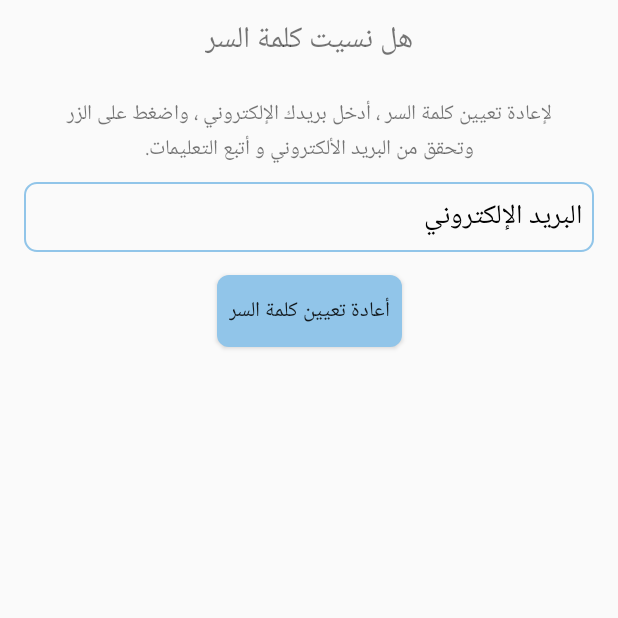
After one commit to abdalla167/efhamha, an Android app: the ForgetPasswordActivity screen opened directly, with no data from a screen before it, on a phone screen of 412 x 824 dp, the top half of it. The commit adds this screen. Run offline under Robolectric (Android 15) with nearby library versions, the phone set to English and light mode, and no system bars; our stand-ins replace ButterKnife, Firebase (no records; nobody signed in at launch, a user with empty details on screens opened directly).

Commit message:
Add Reset Password

```diff
--- a/app/src/main/AndroidManifest.xml
+++ b/app/src/main/AndroidManifest.xml
@@ -12,7 +12,8 @@
         android:roundIcon="@mipmap/ic_launcher_foreground"
         android:supportsRtl="true"
         android:theme="@style/AppTheme">
-        <activity android:name=".SignUp.EmailAndPasswordActivity"></activity>
+        <activity android:name=".SignUp.ForgetPasswordActivity"></activity>
+        <activity android:name=".SignUp.EmailAndPasswordActivity" />
         <activity android:name=".SignIn.SignInActivity" />
         <activity
             android:name=".ArticleActivity"
--- a/app/src/main/java/atmosphere/sh/efhamha/aesh/ha/SignUp/EmailAndPasswordActivity.java
+++ b/app/src/main/java/atmosphere/sh/efhamha/aesh/ha/SignUp/EmailAndPasswordActivity.java
@@ -1,5 +1,6 @@
 package atmosphere.sh.efhamha.aesh.ha.SignUp;
 
+import android.content.Intent;
 import android.os.Bundle;
 import android.support.annotation.NonNull;
 import android.support.v7.app.AppCompatActivity;
@@ -18,6 +19,7 @@ import com.google.firebase.auth.FirebaseUser;
 
 import atmosphere.sh.efhamha.aesh.ha.InputValidator;
 import atmosphere.sh.efhamha.aesh.ha.R;
+import atmosphere.sh.efhamha.aesh.ha.SignIn.SignInActivity;
 import butterknife.BindView;
 import butterknife.ButterKnife;
 import butterknife.OnClick;
@@ -69,6 +71,8 @@ public class EmailAndPasswordActivity extends AppCompatActivity {
                             Log.d(TAG, "createUserWithEmail:success");
                             FirebaseUser user = mAuth.getCurrentUser();
                             Toast.makeText(EmailAndPasswordActivity.this, "Registered Successfully", Toast.LENGTH_SHORT).show();
+                            //startActivity(new Intent(getApplicationContext(), SignInActivity.class));
+                            //finish();
                         } else {
                             // If sign in fails, display a message to the user.
                             Log.w(TAG, "createUserWithEmail:failure", task.getException());
--- /dev/null
+++ b/app/src/main/java/atmosphere/sh/efhamha/aesh/ha/SignUp/ForgetPasswordActivity.java
@@ -0,0 +1,76 @@
+package atmosphere.sh.efhamha.aesh.ha.SignUp;
+
+import android.content.Intent;
+import android.os.Bundle;
+import android.support.annotation.NonNull;
+import android.support.v7.app.AppCompatActivity;
+import android.view.View;
+import android.widget.Button;
+import android.widget.EditText;
+import android.widget.Toast;
+
+import com.google.android.gms.tasks.OnCompleteListener;
+import com.google.android.gms.tasks.Task;
+import com.google.firebase.auth.FirebaseAuth;
+
+import atmosphere.sh.efhamha.aesh.ha.InputValidator;
+import atmosphere.sh.efhamha.aesh.ha.R;
+import atmosphere.sh.efhamha.aesh.ha.SignIn.SignInActivity;
+import butterknife.BindView;
+import butterknife.ButterKnife;
+import butterknife.OnClick;
+
+public class ForgetPasswordActivity extends AppCompatActivity {
+
+    @BindView(R.id.reset_email_editText)
+    EditText resetEmailEditText;
+    @BindView(R.id.btn_reset_password)
+    Button btnResetPassword;
+
+    private String email;
+
+    //Firebase
+    private FirebaseAuth mAuth;
+    @Override
+    protected void onCreate(Bundle savedInstanceState) {
+        super.onCreate(savedInstanceState);
+        setContentView(R.layout.activity_forget_password);
+        ButterKnife.bind(this);
+        mAuth = FirebaseAuth.getInstance();
+
+    }
+
+    @OnClick(R.id.btn_reset_password)
+    public void onViewClicked(View view) {
+        switch (view.getId()) {
+            case R.id.btn_reset_password:
+                Toast.makeText(this, "Clicked", Toast.LENGTH_SHORT).show();
+                if (getInputData())
+                    resetPassowrd(email);
+                break;
+        }
+    }
+
+    private void resetPassowrd(String email) {
+        mAuth.sendPasswordResetEmail(email).addOnCompleteListener(new OnCompleteListener<Void>() {
+            @Override
+            public void onComplete(@NonNull Task<Void> task) {
+                if(task.isSuccessful()){
+                    Toast.makeText(ForgetPasswordActivity.this, "افحص بريدك الألكتروني لأعاده تعيين كلمة السر", Toast.LENGTH_SHORT).show();
+                    //startActivity(new Intent(getApplicationContext(), SignInActivity.class));
+                    //finish();
+                } else{
+                    Toast.makeText(ForgetPasswordActivity.this, "تعذر أرسال الأيميل" + task.getException().getMessage(), Toast.LENGTH_SHORT).show();
+                }
+            }
+        });
+    }
+
+    private boolean getInputData(){
+        if(!InputValidator.emailValidation(resetEmailEditText)) {
+            return false;
+        }
+        email = resetEmailEditText.getText().toString().trim();
+        return true;
+    }
+}
--- a/app/src/main/java/atmosphere/sh/efhamha/aesh/ha/SplashScreenActivity.java
+++ b/app/src/main/java/atmosphere/sh/efhamha/aesh/ha/SplashScreenActivity.java
@@ -35,7 +35,7 @@ public class SplashScreenActivity extends AppCompatActivity
             public void run()
             {
                 // go to the main activity
-                Intent i = new Intent(getApplicationContext(), ArticleActivity.class);
+                Intent i = new Intent(getApplicationContext(), SignInActivity.class);
                 startActivity(i);
                 // kill current activity
                 finish();
--- /dev/null
+++ b/app/src/main/res/layout/activity_forget_password.xml
@@ -0,0 +1,75 @@
+<?xml version="1.0" encoding="utf-8"?>
+<android.support.constraint.ConstraintLayout xmlns:android="http://schemas.android.com/apk/res/android"
+    xmlns:app="http://schemas.android.com/apk/res-auto"
+    xmlns:tools="http://schemas.android.com/tools"
+    android:layout_width="match_parent"
+    android:layout_height="match_parent"
+    tools:context=".SignUp.ForgetPasswordActivity">
+
+    <android.support.constraint.Guideline
+        android:id="@+id/guideline_start"
+        android:layout_width="wrap_content"
+        android:layout_height="wrap_content"
+        android:orientation="vertical"
+        app:layout_constraintGuide_begin="16dp" />
+
+    <android.support.constraint.Guideline
+        android:id="@+id/guideline_end"
+        android:layout_width="wrap_content"
+        android:layout_height="wrap_content"
+        android:orientation="vertical"
+        app:layout_constraintGuide_end="16dp" />
+
+    <TextView
+        android:id="@+id/forget_password_textView"
+        android:layout_width="wrap_content"
+        android:layout_height="wrap_content"
+        android:layout_gravity="center_horizontal"
+        android:padding="10dp"
+        android:text="@string/forget_password"
+        android:textSize="20dp"
+        app:layout_constraintEnd_toEndOf="@id/guideline_end"
+        app:layout_constraintStart_toStartOf="@id/guideline_start"
+        app:layout_constraintTop_toTopOf="parent"
+        />
+
+    <TextView
+        android:id="@+id/message_textView"
+        android:layout_width="0dp"
+        android:layout_height="wrap_content"
+        android:layout_marginBottom="10dp"
+        android:gravity="center_horizontal"
+        android:padding="10dp"
+        android:text="@string/reset_password_instructions"
+        android:textSize="14dp"
+        app:layout_constraintEnd_toEndOf="@id/guideline_end"
+        app:layout_constraintStart_toStartOf="@id/guideline_start"
+        app:layout_constraintTop_toBottomOf="@id/forget_password_textView"/>
+
+    <EditText
+        android:id="@+id/reset_email_editText"
+        android:layout_width="0dp"
+        android:layout_height="wrap_content"
+        android:background="@drawable/back_border_white"
+        android:hint="البريد الإلكتروني"
+        android:inputType="textEmailAddress"
+        android:padding="8dp"
+        android:textColor="@color/black"
+        android:textColorHint="@color/black"
+        app:layout_constraintEnd_toEndOf="@id/guideline_end"
+        app:layout_constraintStart_toStartOf="@id/guideline_start"
+        app:layout_constraintTop_toBottomOf="@id/message_textView" />
+
+    <Button
+        android:id="@+id/btn_reset_password"
+        android:layout_width="wrap_content"
+        android:layout_height="wrap_content"
+        android:layout_marginTop="15dp"
+        android:text="@string/reset_password"
+        android:textAllCaps="false"
+        android:background="@drawable/back_solid_primary"
+        app:layout_constraintEnd_toEndOf="@id/guideline_end"
+        app:layout_constraintStart_toStartOf="@id/guideline_start"
+        app:layout_constraintTop_toBottomOf="@id/reset_email_editText"/>
+
+</android.support.constraint.ConstraintLayout>
--- a/app/src/main/res/values/strings.xml
+++ b/app/src/main/res/values/strings.xml
@@ -12,5 +12,8 @@
     <string name="create_new_account">ليس لديك حساب ؟ سجل الأن</string>
     <string name="show">أظهار</string>
     <string name="register">تسجيل</string>
+    <string name="forget_password">هل نسيت كلمة السر</string>
+    <string name="reset_password">أعادة تعيين كلمة السر</string>
+    <string name="reset_password_instructions">لإعادة تعيين كلمة السر ، أدخل بريدك الإلكتروني ، واضغط على الزر وتحقق من البريد الألكتروني و أتبع التعليمات.</string>
 
 </resources>
```
Also changed, not shown: app/src/main/java/atmosphere/sh/efhamha/aesh/ha/InputValidator.java (+15 -0 lines), app/src/main/java/atmosphere/sh/efhamha/aesh/ha/SignIn/SignInActivity.java (+34 -3 lines).
